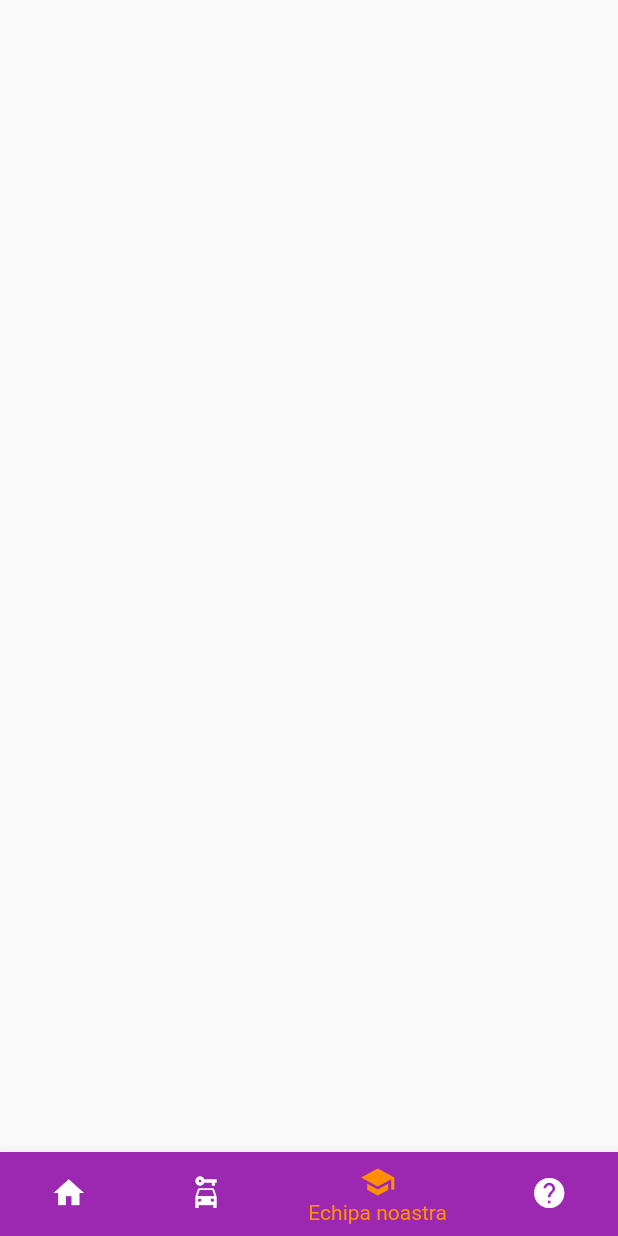
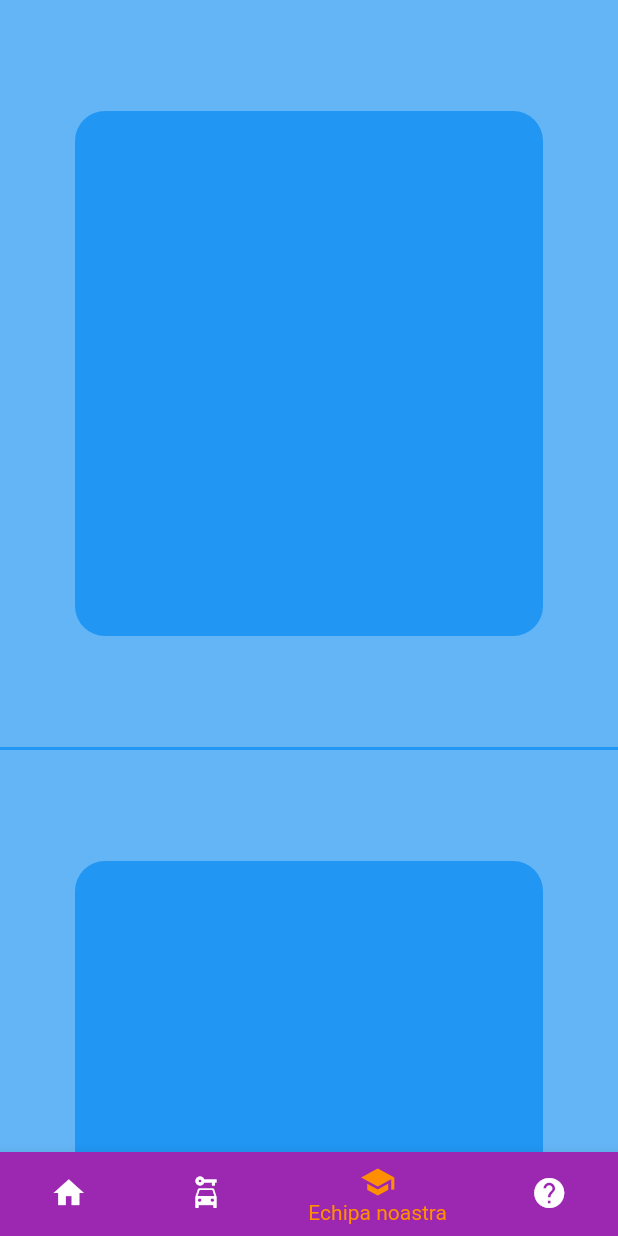
Before and after one commit to gandolh/ImSpeed, a Flutter app: the screen it shows after launch, item 3 of the bottom bar chosen, on a phone screen of 412 x 824 dp. Run offline on Flutter 3.47's test engine with Material 2 defaults, Android fonts, the phone set to English and light mode, and no system bars.

Commit message:
mai bine dadeam la litere

```diff
--- a/lib/MainPages/our_team.dart
+++ b/lib/MainPages/our_team.dart
@@ -10,6 +10,43 @@ class OurTeam extends StatefulWidget {
 class _OurTeamState extends State<OurTeam> {
   @override
   Widget build(BuildContext context) {
-    return Container();
+    return ListView(
+      scrollDirection: Axis.vertical,
+      addAutomaticKeepAlives: false,
+      children: const [MemberCard(), MemberCard(), MemberCard()],
+    );
   }
 }
+
+class MemberCard extends StatelessWidget {
+  const MemberCard({Key? key}) : super(key: key);
+
+  @override
+  Widget build(BuildContext context) {
+    return Container(
+      child: Column(
+        children: [
+          Center(
+            child: Container(
+              padding: const EdgeInsets.all(10),
+              margin: const EdgeInsets.all(50),
+              height: 350,
+              width: 350,
+              decoration: BoxDecoration(
+                  color: Colors.blue, borderRadius: BorderRadius.circular(20)),
+            ),
+          )
+        ],
+        mainAxisAlignment: MainAxisAlignment.center,
+      ),
+      height: 500,
+      width: 500,
+      decoration: BoxDecoration(
+        color: Colors.blue[300],
+        border: Border(
+          bottom: BorderSide(width: 2, color: Colors.blue),
+        ),
+      ),
+    );
+  }
+}
--- a/lib/bottom_navbar.dart
+++ b/lib/bottom_navbar.dart
@@ -16,8 +16,8 @@ class _BottomNavbarState extends State<BottomNavbar> {
   int _selectedIndex = 0;
   static const List<Widget> _widgetOptions = <Widget>[
     HomePage(),
+    Races(),
     OurTeam(),
-    Races(),
     Help()
   ];
 
```
